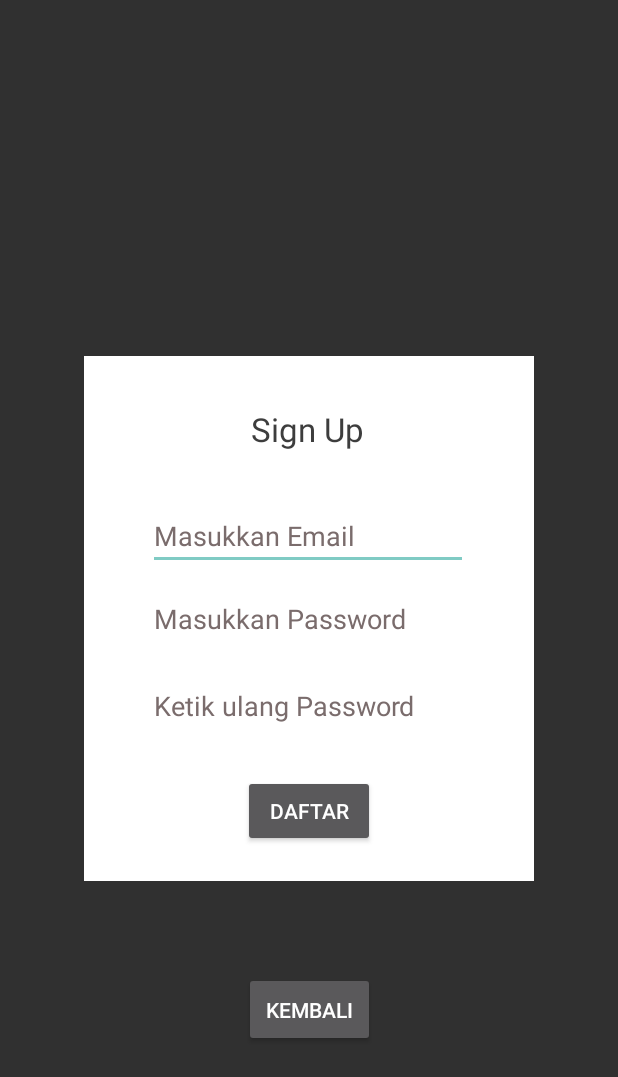
After one commit to arnandwika/FinalProjectAndro, an Android app: the SignUpActivity screen opened directly, with no data from a screen before it, on a phone screen of 412 x 824 dp. The commit adds this screen. Shown: the top 1077 px of the screen. Run offline under Robolectric (Android 15) with nearby library versions, the phone set to English and light mode, and no system bars; our stand-ins replace Firebase (no records; nobody signed in at launch, a user with empty details on screens opened directly).

Commit message:
tinggal fix bug

```diff
--- /dev/null
+++ b/E_Parking/app/src/main/java/com/example/e_parking/ClassSaldo.kt
@@ -0,0 +1,4 @@
+package com.example.e_parking
+
+class ClassSaldo(var saldo: Int=0) {
+}
--- a/E_Parking/app/src/main/java/com/example/e_parking/MainActivity.kt
+++ b/E_Parking/app/src/main/java/com/example/e_parking/MainActivity.kt
@@ -37,6 +37,11 @@ class MainActivity : AppCompatActivity() {
                         Toast.makeText(baseContext, "Username atau password salah!", Toast.LENGTH_LONG).show()
                     }
             }
+            txtRegister.setOnClickListener {
+                val intent = Intent(baseContext, SignUpActivity::class.java)
+                startActivity(intent)
+                finish()
+            }
 //        }
 
 
--- a/E_Parking/app/src/main/java/com/example/e_parking/scan_Activity.kt
+++ b/E_Parking/app/src/main/java/com/example/e_parking/scan_Activity.kt
@@ -16,6 +16,8 @@ import com.google.android.gms.vision.CameraSource
 import com.google.android.gms.vision.Detector
 import com.google.android.gms.vision.barcode.Barcode
 import com.google.android.gms.vision.barcode.BarcodeDetector
+import com.google.firebase.auth.FirebaseAuth
+import com.google.firebase.database.FirebaseDatabase
 import java.time.LocalDateTime
 import java.time.format.DateTimeFormatter
 import java.time.format.FormatStyle
@@ -25,7 +27,7 @@ class scan_Activity : AppCompatActivity() {
     override fun onCreate(savedInstanceState: Bundle?) {
         super.onCreate(savedInstanceState)
         setContentView(R.layout.activity_scan_)
-        val user= intent.getStringExtra("user")
+        val user= FirebaseAuth.getInstance().currentUser!!.uid.toString()
         val surfaceview: SurfaceView =findViewById(R.id.camerapreview)
         val text: TextView =findViewById(R.id.textView)
 
--- /dev/null
+++ b/E_Parking/app/src/main/res/layout/activity_sign_up.xml
@@ -0,0 +1,104 @@
+<?xml version="1.0" encoding="utf-8"?>
+<androidx.constraintlayout.widget.ConstraintLayout xmlns:android="http://schemas.android.com/apk/res/android"
+    xmlns:app="http://schemas.android.com/apk/res-auto"
+    xmlns:tools="http://schemas.android.com/tools"
+    android:layout_width="match_parent"
+    android:layout_height="match_parent"
+    tools:context=".SignUpActivity">
+
+    <ImageView
+        android:id="@+id/imageView2"
+        android:layout_width="300dp"
+        android:layout_height="350dp"
+        app:layout_constraintBottom_toBottomOf="parent"
+        app:layout_constraintEnd_toEndOf="parent"
+        app:layout_constraintStart_toStartOf="parent"
+        app:layout_constraintTop_toTopOf="parent"
+        app:srcCompat="@android:color/background_light" />
+
+    <TextView
+        android:id="@+id/textView5"
+        android:layout_width="wrap_content"
+        android:layout_height="wrap_content"
+        android:text="Sign Up"
+        android:textColor="#3D3D3D"
+        android:textSize="22sp"
+        app:layout_constraintBottom_toBottomOf="@+id/imageView2"
+        app:layout_constraintEnd_toEndOf="@+id/imageView2"
+        app:layout_constraintHorizontal_bias="0.497"
+        app:layout_constraintStart_toStartOf="@+id/imageView2"
+        app:layout_constraintTop_toTopOf="@+id/imageView2"
+        app:layout_constraintVertical_bias="0.105" />
+
+    <EditText
+        android:id="@+id/edtEmail"
+        android:layout_width="wrap_content"
+        android:layout_height="wrap_content"
+        android:ems="10"
+        android:hint="Masukkan Email"
+        android:inputType="textEmailAddress"
+        android:textColor="#2A2B2C"
+        android:textColorHighlight="#2474CA"
+        android:textColorHint="#7A6C6C"
+        app:layout_constraintBottom_toBottomOf="@+id/imageView2"
+        app:layout_constraintEnd_toEndOf="@+id/imageView2"
+        app:layout_constraintHorizontal_bias="0.494"
+        app:layout_constraintStart_toStartOf="@+id/imageView2"
+        app:layout_constraintTop_toBottomOf="@+id/textView5"
+        app:layout_constraintVertical_bias="0.14" />
+
+    <EditText
+        android:id="@+id/edtPassword"
+        android:layout_width="wrap_content"
+        android:layout_height="wrap_content"
+        android:ems="10"
+        android:hint="Masukkan Password"
+        android:inputType="textPassword"
+        android:textColor="#2A2B2C"
+        android:textColorHighlight="#2474CA"
+        android:textColorHint="#7A6C6C"
+        app:layout_constraintBottom_toBottomOf="@+id/imageView2"
+        app:layout_constraintEnd_toEndOf="@+id/imageView2"
+        app:layout_constraintHorizontal_bias="0.494"
+        app:layout_constraintStart_toStartOf="@+id/imageView2"
+        app:layout_constraintTop_toBottomOf="@+id/edtEmail"
+        app:layout_constraintVertical_bias="0.061" />
+
+    <EditText
+        android:id="@+id/edtrepass"
+        android:layout_width="wrap_content"
+        android:layout_height="wrap_content"
+        android:ems="10"
+        android:hint="Ketik ulang Password"
+        android:inputType="textPassword"
+        android:textColor="#2A2B2C"
+        android:textColorHighlight="#2474CA"
+        android:textColorHint="#7A6C6C"
+        app:layout_constraintBottom_toBottomOf="@+id/imageView2"
+        app:layout_constraintEnd_toEndOf="@+id/imageView2"
+        app:layout_constraintHorizontal_bias="0.494"
+        app:layout_constraintStart_toStartOf="@+id/imageView2"
+        app:layout_constraintTop_toBottomOf="@+id/edtPassword"
+        app:layout_constraintVertical_bias="0.12" />
+
+    <Button
+        android:id="@+id/btnDaftar"
+        android:layout_width="wrap_content"
+        android:layout_height="wrap_content"
+        android:text="Daftar"
+        app:layout_constraintBottom_toBottomOf="@+id/imageView2"
+        app:layout_constraintEnd_toEndOf="@+id/imageView2"
+        app:layout_constraintStart_toStartOf="@+id/imageView2"
+        app:layout_constraintTop_toBottomOf="@+id/edtrepass" />
+
+    <Button
+        android:id="@+id/btnKembali"
+        android:layout_width="87dp"
+        android:layout_height="50dp"
+        android:text="Kembali"
+        app:layout_constraintBottom_toBottomOf="parent"
+        app:layout_constraintEnd_toEndOf="parent"
+        app:layout_constraintStart_toStartOf="parent"
+        app:layout_constraintTop_toTopOf="parent"
+        app:layout_constraintVertical_bias="0.837" />
+</androidx.constraintlayout.widget.ConstraintLayout>
```
Also changed, not shown: E_Parking/app/src/main/AndroidManifest.xml (+8 -4 lines), E_Parking/app/src/main/java/com/example/e_parking/Home_Activity.kt (+19 -0 lines), E_Parking/app/src/main/java/com/example/e_parking/SignUpActivity.kt (added, +75 -0 lines), E_Parking/app/src/main/java/com/example/e_parking/TopUpActivity.kt (added, +57 -0 lines), E_Parking/app/src/main/res/layout/activity_home_.xml (+13 -1 lines), E_Parking/app/src/main/res/layout/activity_top_up.xml (added, +69 -0 lines), E_Parking/app/src/main/res/drawable/ovotopup.jpg (added), E_Parking/app/src/main/res/drawable/topup.jpg (added), E_Parking/app/src/main/res/drawable/topuppng3.png (added).
